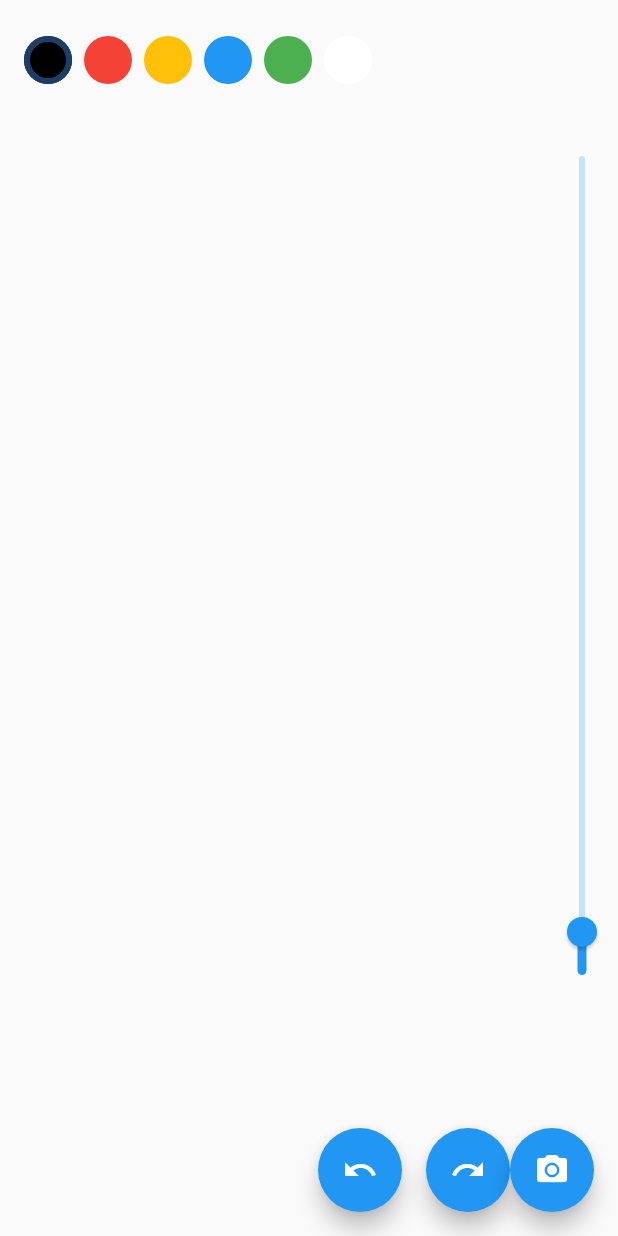
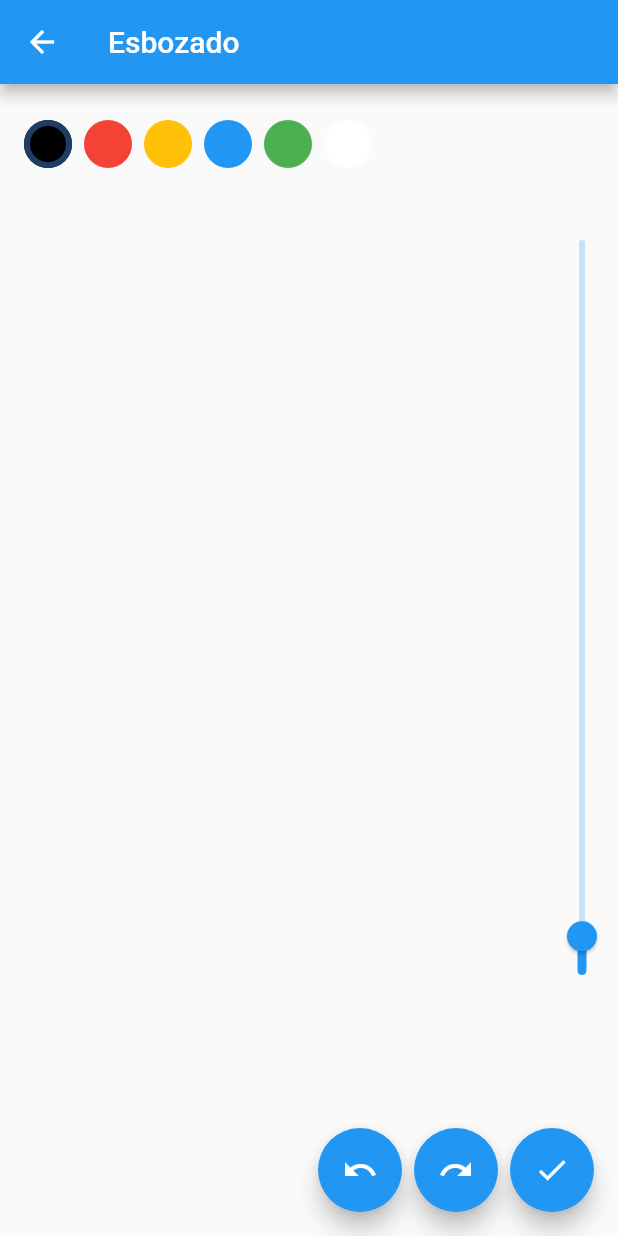
Before and after one commit to Solid-Coders-UCAB/NotesProject-Naranja-Frontend, a Flutter app: the DrawingRoomScreen screen opened directly, on a phone screen of 412 x 824 dp. Run offline on Flutter 3.47's test engine with Material 2 defaults, Android fonts, the phone set to English and light mode, and no system bars; our stand-ins replace avatar_glow, either_dart, image_picker, screenshot, speech_to_text; missing offline and left inert: google_ml_kit.

Commit message:
Agregados cambios en interfaz crear nota y esbozar
- Se agrego el boton que despliega el menu de opciones adicionales en la nota en la ventana nota_nueva.dart
- Se agrego un boton para poder salir de la interfaz para esbozar en drawing_room_screen.dart
- Se cambio el widget del menu de opciones de la nota al archivo widgets.dart para poder reutilizarlo

```diff
--- a/notasFrontNaranja/lib/infrastructure/views/drawing_room_screen.dart
+++ b/notasFrontNaranja/lib/infrastructure/views/drawing_room_screen.dart
@@ -41,6 +41,10 @@ class _DrawingRoomScreenState extends State<DrawingRoomScreen> {
   @override
   Widget build(BuildContext context) {
     return Scaffold(
+      appBar: AppBar(
+        title: const Text("Esbozado"),
+        backgroundColor: Colors.blue,
+      ),
       body: Stack(
 
         children: [
@@ -157,7 +161,7 @@ class _DrawingRoomScreenState extends State<DrawingRoomScreen> {
             },
             child: const Icon(Icons.undo),
           ),
-          const SizedBox(width: 16),
+          const SizedBox(width: 8),
           FloatingActionButton(
             heroTag: "Redo",
             onPressed: () {
@@ -171,7 +175,7 @@ class _DrawingRoomScreenState extends State<DrawingRoomScreen> {
             },
             child: const Icon(Icons.redo),
           ),
-
+          const SizedBox(width: 8),
         // En este boton se guarda la nota esbozada
           FloatingActionButton(
             heroTag: "Save",
@@ -186,10 +190,8 @@ class _DrawingRoomScreenState extends State<DrawingRoomScreen> {
               _saveEsbozar(bytes);
 
               _loadEsbozar();
-
-
             },
-            child: const Icon(Icons.camera_alt),
+            child: const Icon(Icons.check),
           ),
 
         ],
```
Also changed, not shown: notasFrontNaranja/lib/infrastructure/views/nota_nueva.dart (+6 -1 lines), notasFrontNaranja/lib/infrastructure/views/widgets.dart (+60 -0 lines), notasFrontNaranja/lib/main.dart (+1 -56 lines).
